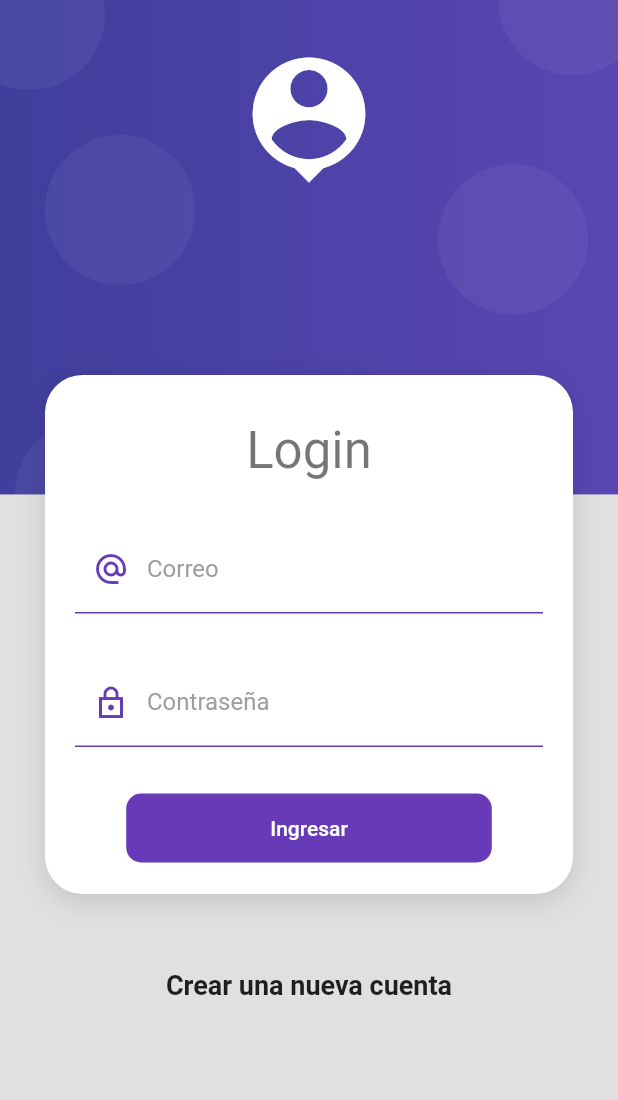
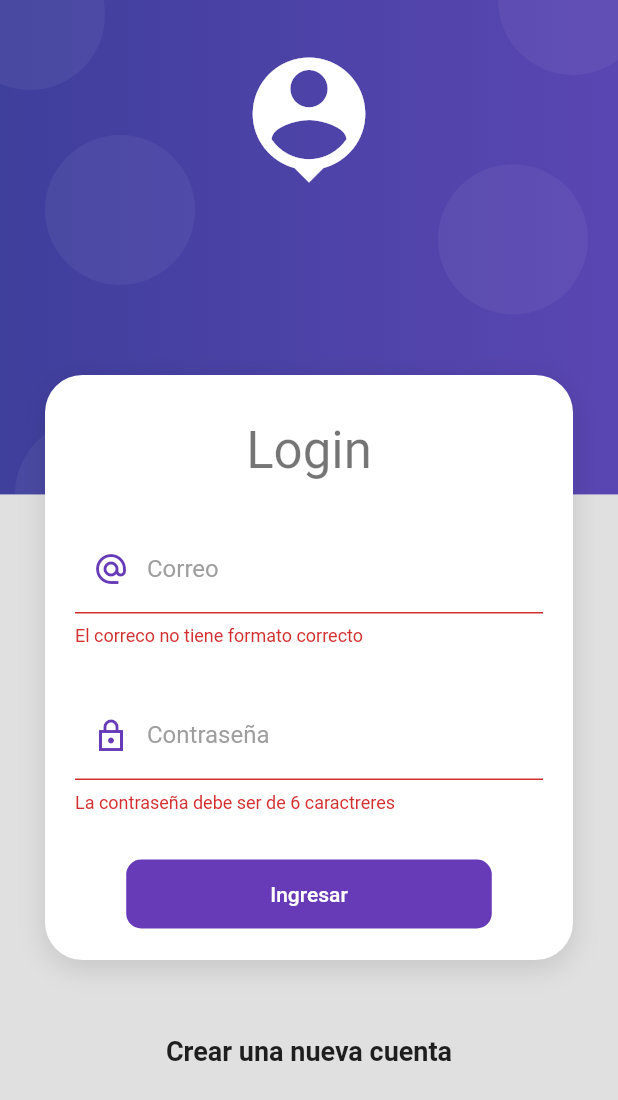
Before and after one commit to Losajhonny/productos_app, a Flutter app: the screen it shows after launch, after a tap on "Ingresar", on a phone screen of 412 x 824 dp. Shown: the top 1100 px of the screen. Run offline on Flutter 3.47's test engine with Material 2 defaults, Android fonts, the phone set to English and light mode, and no system bars.

Commit message:
Login formulario completo ui

```diff
--- /dev/null
+++ b/lib/providers/login_form_provider.dart
@@ -0,0 +1,20 @@
+import 'package:flutter/material.dart';
+
+class LoginFormProvider extends ChangeNotifier {
+  // referencia a un widget en especifico
+  GlobalKey<FormState> formKey = GlobalKey<FormState>();
+
+  String email = '';
+  String password = '';
+  bool _isLoading = false;
+  bool get isLoading => _isLoading;
+
+  set isLoading(bool value) {
+    _isLoading = value;
+    notifyListeners();
+  }
+
+  bool isValidForm() {
+    return formKey.currentState?.validate() ?? false;
+  }
+}
--- a/lib/screens/login_screen.dart
+++ b/lib/screens/login_screen.dart
@@ -1,5 +1,7 @@
 import 'package:flutter/material.dart';
+import 'package:productos_app/providers/login_form_provider.dart';
 import 'package:productos_app/widgets/widgets.dart';
+import 'package:provider/provider.dart';
 
 import '../ui/input_decorations.dart';
 
@@ -17,32 +19,32 @@ class LoginScreen extends StatelessWidget {
       child: Column(
         children: [
           //
-          SizedBox(height: 250),
+          const SizedBox(height: 250),
 
           CardContainer(
             child: Column(
               children: [
-                SizedBox(
-                  height: 10,
-                ),
+                const SizedBox(height: 10),
                 Text(
                   'Login',
                   style: Theme.of(context).textTheme.headline4,
                 ),
-                SizedBox(
-                  height: 30,
-                ),
-                _LoginForm()
+                const SizedBox(height: 30),
+                ChangeNotifierProvider(
+                  // solo en este scope puedo utilizar login form provider
+                  create: (_) => LoginFormProvider(),
+                  child: const _LoginForm(),
+                )
               ],
             ),
           ),
 
-          SizedBox(height: 50),
-          Text(
+          const SizedBox(height: 50),
+          const Text(
             'Crear una nueva cuenta',
             style: TextStyle(fontSize: 18, fontWeight: FontWeight.bold),
           ),
-          SizedBox(height: 50),
+          const SizedBox(height: 50),
         ],
       ),
     )));
@@ -54,10 +56,16 @@ class _LoginForm extends StatelessWidget {
 
   @override
   Widget build(BuildContext context) {
+    final loginForm = Provider.of<LoginFormProvider>(context);
+
     return Container(
       child: Form(
-        // TODO: mantener la referencia al key
+        autovalidateMode: AutovalidateMode.onUserInteraction,
+        // la referencia al key
+        key: loginForm.formKey,
         // estado de referencia
+
+        // si pasaron todas las validaciones
         child: Column(
           children: [
             TextFormField(
@@ -67,22 +75,34 @@ class _LoginForm extends StatelessWidget {
                   hintText: 'losajhonny@gmail.com',
                   labelText: 'Correo',
                   prefixIcon: Icons.alternate_email_sharp),
+              onChanged: (value) => loginForm.email = value,
+              validator: (value) {
+                String pattern =
+                    r'^(([^<>()[\]\\.,;:\s@\"]+(\.[^<>()[\]\\.,;:\s@\"]+)*)|(\".+\"))@((\[[0-9]{1,3}\.[0-9]{1,3}\.[0-9]{1,3}\.[0-9]{1,3}\])|(([a-zA-Z\-0-9]+\.)+[a-zA-Z]{2,}))$';
+
+                RegExp regExp = RegExp(pattern);
+
+                return regExp.hasMatch(value ?? '')
+                    ? null
+                    : 'El correco no tiene formato correcto';
+              },
             ),
-            SizedBox(
-              height: 30,
-            ),
+            const SizedBox(height: 30),
             TextFormField(
               autocorrect: false,
-              keyboardType: TextInputType.emailAddress,
+              keyboardType: TextInputType.text,
               obscureText: true,
               decoration: InputDecorations.authInputDecoration(
                   hintText: '*********',
                   labelText: 'Contraseña',
                   prefixIcon: Icons.lock_outline_sharp),
+              onChanged: (value) => loginForm.password = value,
+              validator: (value) {
+                if (value != null && value.length >= 6) return null;
+                return 'La contraseña debe ser de 6 caractreres';
+              },
             ),
-            SizedBox(
-              height: 30,
-            ),
+            const SizedBox(height: 30),
             MaterialButton(
               shape: RoundedRectangleBorder(
                 borderRadius: BorderRadius.circular(10),
@@ -91,20 +111,27 @@ class _LoginForm extends StatelessWidget {
               elevation: 0,
               color: Colors.deepPurple,
               child: Container(
-                padding: EdgeInsets.symmetric(
+                padding: const EdgeInsets.symmetric(
                   horizontal: 80,
                   vertical: 15,
                 ),
                 child: Text(
-                  'Ingresar',
-                  style: TextStyle(
+                  loginForm.isLoading ? 'Espere' : 'Ingresar',
+                  style: const TextStyle(
                     color: Colors.white,
                   ),
                 ),
               ),
-              onPressed: () {
-                // TODO: LOGIN FORM
-              },
+              onPressed: loginForm.isLoading
+                  ? null
+                  : () async {
+                      // quitar el teclado
+                      FocusScope.of(context).unfocus();
+
+                      if (!loginForm.isValidForm()) return;
+                      loginForm.isLoading = true;
+                      // Navigator.pushReplacementNamed(context, 'home');
+                    },
             ),
           ],
         ),
```
Also changed, not shown: pubspec.yaml (+4 -12 lines), pubspec.lock.
